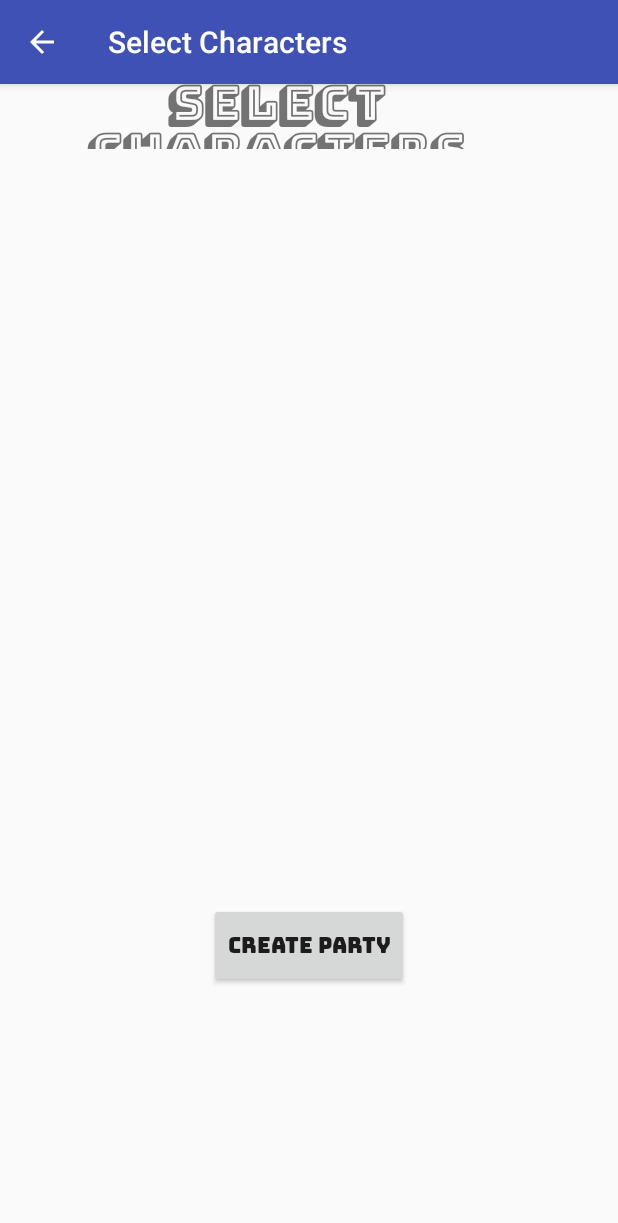
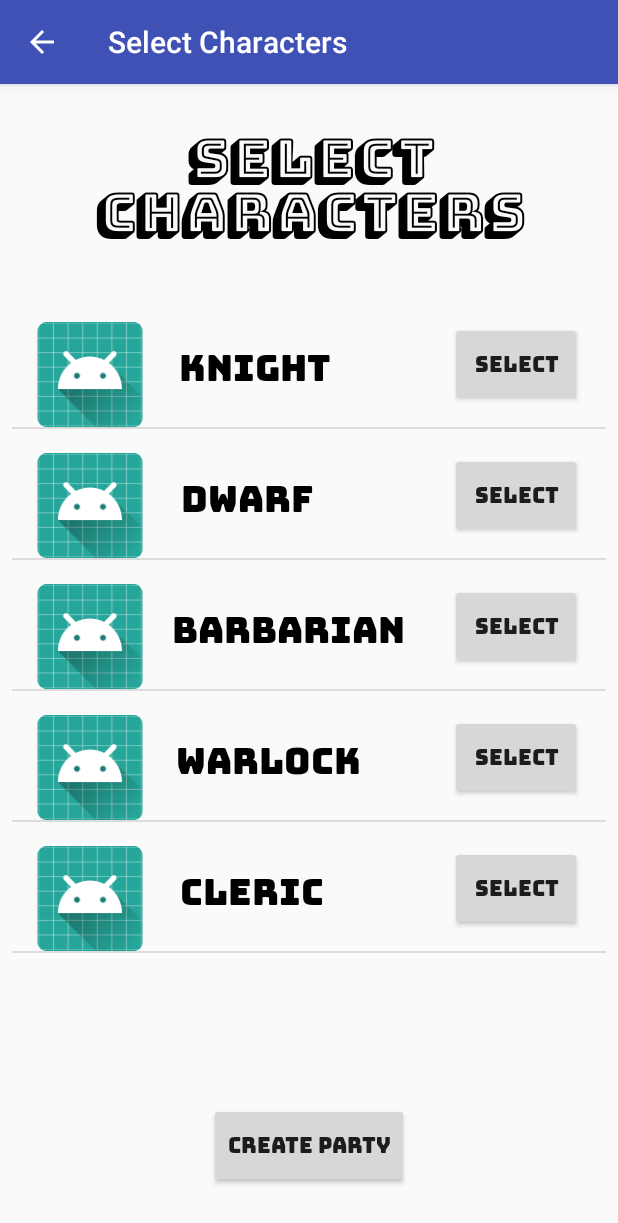
Before and after one commit to Mike-Heneghan/Castle_Quest_Android_App, an Android app: the CharacterSelectionActivity screen opened directly, with no data from a screen before it, on a phone screen of 412 x 824 dp. Shown: the top 1223 px of the screen. Run offline under Robolectric (Android 15) with nearby library versions, the phone set to English and light mode, and no system bars.

```diff
--- a/android_project/app/src/main/java/com/example/mike/fantasygame/DragonCastle/Activities/CharacterSelectionActivity.java
+++ b/android_project/app/src/main/java/com/example/mike/fantasygame/DragonCastle/Activities/CharacterSelectionActivity.java
@@ -1,7 +1,10 @@
 package com.example.mike.fantasygame.DragonCastle.Activities;
 
+import android.content.Intent;
 import android.support.v7.app.AppCompatActivity;
 import android.os.Bundle;
+import android.view.View;
+import android.widget.ListView;
 
 import com.example.mike.fantasygame.DragonCastle.DataPeristence.ApplicationState;
 import com.example.mike.fantasygame.DragonCastle.DataPeristence.SharedPreferenceHelper;
@@ -23,5 +26,16 @@ public class CharacterSelectionActivity extends AppCompatActivity {
         ArrayList<HeroOption> list = heroOptionsData.getList();
 
         HeroOptionsAdapter heroOptionsAdapter = new HeroOptionsAdapter(this, list);
+
+
+        ListView listView = findViewById(R.id.characterSelectionListViewId);
+        listView.setAdapter(heroOptionsAdapter);
+    }
+
+    public void onHeroSelectButtonClicked (View button){
+        HeroOption heroOption = ((HeroOption) button.getTag());
+        Intent intent = new Intent(this, HeroOptionDetailedActivity.class);
+        intent.putExtra("heroOption", heroOption);
+        startActivity(intent);
     }
 }
--- a/android_project/app/src/main/java/com/example/mike/fantasygame/DragonCastle/HeroList/HeroOptionsAdapter.java
+++ b/android_project/app/src/main/java/com/example/mike/fantasygame/DragonCastle/HeroList/HeroOptionsAdapter.java
@@ -33,8 +33,9 @@ public class HeroOptionsAdapter extends ArrayAdapter<HeroOption> {
         TextView heroTypeNameTextView = characterSelectionListViewId.findViewById(R.id.heroTypeNameTextViewId);
         heroTypeNameTextView.setText(currentHeroOption.getTypeName().toString());
 
-        Button selectForDetailedViewButtonId = characterSelectionListViewId.findViewById(R.id.selectForDetailedViewButtonId);
+        Button selectForDetailedViewButton = characterSelectionListViewId.findViewById(R.id.selectForDetailedViewButtonId);
 
+        selectForDetailedViewButton.setTag(currentHeroOption);
         return characterSelectionListViewId;
     }
 
--- a/android_project/app/src/main/java/com/example/mike/fantasygame/DragonCastle/HeroList/HeroOptionsData.java
+++ b/android_project/app/src/main/java/com/example/mike/fantasygame/DragonCastle/HeroList/HeroOptionsData.java
@@ -1,8 +1,9 @@
 package com.example.mike.fantasygame.DragonCastle.HeroList;
 
+import java.io.Serializable;
 import java.util.ArrayList;
 
-public class HeroOptionsData {
+public class HeroOptionsData implements Serializable {
 
     ArrayList<HeroOption> list;
 
--- a/android_project/app/src/main/res/layout/activity_character_selection.xml
+++ b/android_project/app/src/main/res/layout/activity_character_selection.xml
@@ -4,52 +4,56 @@
     xmlns:tools="http://schemas.android.com/tools"
     android:layout_width="match_parent"
     android:layout_height="match_parent"
+    android:background="@drawable/castle_background"
     tools:context=".DragonCastle.Activities.CharacterSelectionActivity">
 
     <TextView
         android:id="@+id/characterSelectiontTitleTextViewId"
-        android:layout_width="329dp"
-        android:layout_height="71dp"
-        android:layout_marginBottom="4dp"
-        android:layout_marginEnd="64dp"
-        android:layout_marginRight="64dp"
-        android:layout_marginTop="8dp"
+        android:layout_width="wrap_content"
+        android:layout_height="wrap_content"
+        android:layout_marginEnd="40dp"
+        android:layout_marginLeft="40dp"
+        android:layout_marginRight="40dp"
+        android:layout_marginStart="40dp"
+        android:layout_marginTop="4dp"
         android:fontFamily="@font/bungee_shade"
         android:gravity="center_vertical|center_horizontal"
         android:text="@string/title_activity_character_selection"
-        android:textSize="32sp"
+        android:textColor="@android:color/black"
+        android:textSize="36sp"
         android:textStyle="bold"
-        app:layout_constraintBottom_toTopOf="@+id/characterSelectionListViewId"
         app:layout_constraintEnd_toEndOf="parent"
-        app:layout_constraintTop_toTopOf="parent"
-        app:layout_constraintVertical_bias="0.444" />
+        app:layout_constraintStart_toStartOf="parent"
+        app:layout_constraintTop_toTopOf="parent" />
 
     <Button
         android:id="@+id/createPartyButtonId"
         android:layout_width="wrap_content"
         android:layout_height="wrap_content"
-        android:layout_marginBottom="28dp"
+        android:layout_marginBottom="32dp"
         android:layout_marginEnd="8dp"
         android:layout_marginLeft="8dp"
         android:layout_marginRight="8dp"
         android:layout_marginStart="8dp"
-        android:layout_marginTop="8dp"
         android:fontFamily="@font/bungee"
         android:text="@string/create_party"
         app:layout_constraintBottom_toBottomOf="parent"
         app:layout_constraintEnd_toEndOf="parent"
-        app:layout_constraintStart_toStartOf="parent"
-        app:layout_constraintTop_toBottomOf="@+id/characterSelectionListViewId" />
+        app:layout_constraintStart_toStartOf="parent" />
 
     <ListView
         android:id="@+id/characterSelectionListViewId"
-        android:layout_width="wrap_content"
-        android:layout_height="400dp"
+        android:layout_width="0dp"
+        android:layout_height="0dp"
+        android:layout_marginBottom="10dp"
         android:layout_marginEnd="8dp"
         android:layout_marginLeft="8dp"
         android:layout_marginRight="8dp"
         android:layout_marginStart="8dp"
+        android:layout_marginTop="10dp"
+        app:layout_constraintBottom_toTopOf="@+id/createPartyButtonId"
         app:layout_constraintEnd_toEndOf="parent"
+        app:layout_constraintHorizontal_bias="0.0"
         app:layout_constraintStart_toStartOf="parent"
-        tools:layout_editor_absoluteY="101dp" />
+        app:layout_constraintTop_toBottomOf="@+id/characterSelectiontTitleTextViewId" />
 </android.support.constraint.ConstraintLayout>
--- a/android_project/app/src/main/res/layout/hero_option_item.xml
+++ b/android_project/app/src/main/res/layout/hero_option_item.xml
@@ -8,11 +8,11 @@
 
     <ImageView
         android:id="@+id/heroImageViewId"
-        android:layout_width="70dp"
+        android:layout_width="0dp"
         android:layout_height="70dp"
-        android:layout_marginLeft="8dp"
-        android:layout_marginStart="8dp"
-        android:layout_marginTop="8dp"
+        android:layout_marginLeft="16dp"
+        android:layout_marginStart="16dp"
+        android:layout_marginTop="16dp"
         app:layout_constraintStart_toStartOf="parent"
         app:layout_constraintTop_toTopOf="parent"
         app:srcCompat="@mipmap/ic_launcher" />
@@ -21,20 +21,30 @@
         android:id="@+id/heroTypeNameTextViewId"
         android:layout_width="wrap_content"
         android:layout_height="wrap_content"
-        android:layout_marginLeft="12dp"
-        android:layout_marginStart="12dp"
+        android:layout_marginEnd="8dp"
+        android:layout_marginLeft="16dp"
+        android:layout_marginRight="8dp"
+        android:layout_marginStart="16dp"
+        android:layout_marginTop="16dp"
+        android:fontFamily="@font/bungee"
         android:text="TextView"
+        android:textColor="@android:color/black"
         android:textSize="24sp"
+        app:layout_constraintEnd_toStartOf="@+id/selectForDetailedViewButtonId"
+        app:layout_constraintHorizontal_bias="0.096"
         app:layout_constraintStart_toEndOf="@+id/heroImageViewId"
-        tools:layout_editor_absoluteY="25dp" />
+        app:layout_constraintTop_toTopOf="parent" />
 
     <Button
         android:id="@+id/selectForDetailedViewButtonId"
         android:layout_width="wrap_content"
         android:layout_height="wrap_content"
-        android:layout_marginLeft="16dp"
-        android:layout_marginStart="16dp"
+        android:layout_marginEnd="16dp"
+        android:layout_marginRight="16dp"
+        android:layout_marginTop="16dp"
+        android:fontFamily="@font/bungee"
+        android:onClick="onHeroSelectButtonClicked"
         android:text="@string/select_hero"
-        app:layout_constraintStart_toEndOf="@+id/heroTypeNameTextViewId"
-        tools:layout_editor_absoluteY="16dp" />
+        app:layout_constraintEnd_toEndOf="parent"
+        app:layout_constraintTop_toTopOf="parent" />
 </android.support.constraint.ConstraintLayout>
--- a/android_project/app/src/main/res/values/strings.xml
+++ b/android_project/app/src/main/res/values/strings.xml
@@ -11,4 +11,8 @@
     <string name="title_activity_character_selection">Select Characters</string>
     <string name="create_party">Create Party</string>
     <string name="select_hero">Select</string>
+    <string name="hero_name_prompt">Input Hero Name</string>
+    <string name="add_hero_to_party">Add Hero</string>
+    <string name="back_to_character_list">Back</string>
+    <string name="hero_detail_view">Hero Details</string>
 </resources>
```
Also changed, not shown: android_project/app/src/main/AndroidManifest.xml (+5 -2 lines), android_project/app/src/main/java/com/example/mike/fantasygame/DragonCastle/Activities/HeroOptionDetailedActivity.java (added, +41 -0 lines), android_project/app/src/main/res/layout/activity_hero_option_detailed.xml (added, +153 -0 lines).
